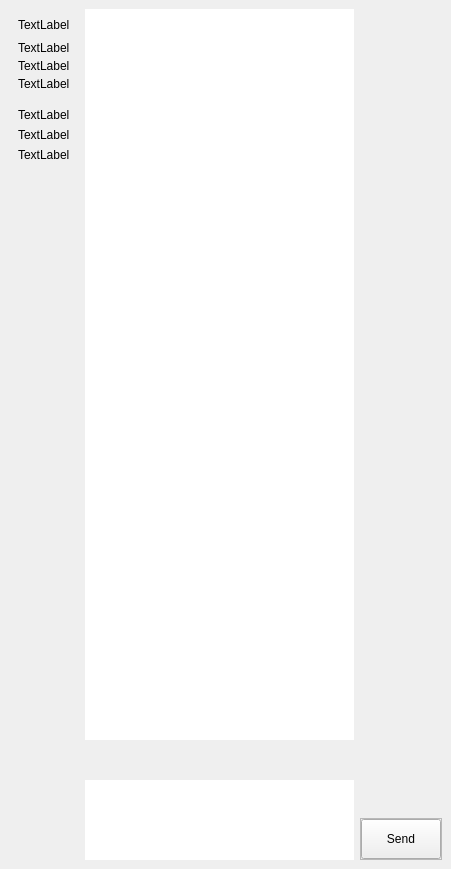
First picture: the form in mainwindow.ui, repository CarsonTSmith/GrackleQtClient, before the edit.
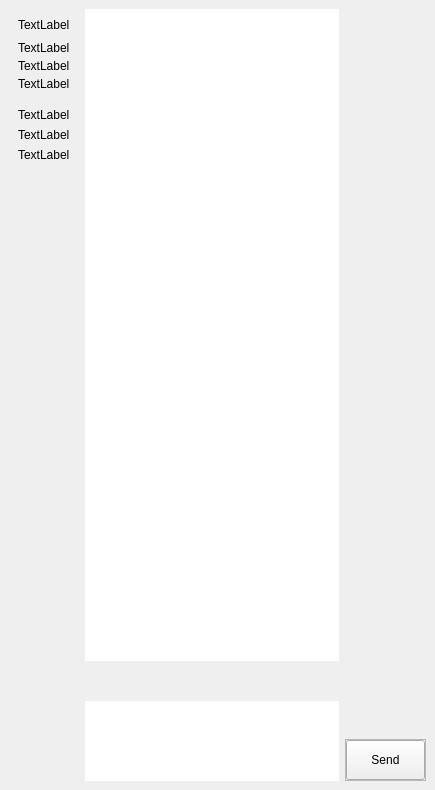
Second picture: the form after the edit.

Commit message: updated the names of widgets

What changed in the file:
```diff
--- a/mainwindow.ui
+++ b/mainwindow.ui
@@ -6,8 +6,8 @@
    <rect>
     <x>0</x>
     <y>0</y>
-    <width>451</width>
-    <height>869</height>
+    <width>435</width>
+    <height>790</height>
    </rect>
   </property>
   <property name="windowTitle">
@@ -245,8 +245,8 @@
                  <rect>
                   <x>0</x>
                   <y>0</y>
-                  <width>300</width>
-                  <height>737</height>
+                  <width>284</width>
+                  <height>658</height>
                  </rect>
                 </property>
                 <layout class="QHBoxLayout" name="horizontalLayout_7">
@@ -374,7 +374,7 @@
                  <rect>
                   <x>0</x>
                   <y>0</y>
-                  <width>300</width>
+                  <width>284</width>
                   <height>80</height>
                  </rect>
                 </property>
```
Left out of the diff: 16 changed lines with no effect on the pictures.
